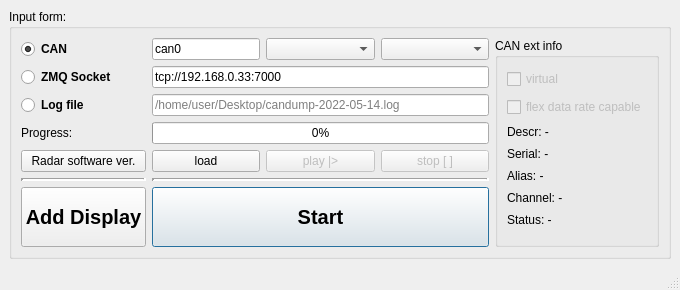
Old version of the form mainwindow.ui in the repository anatoltrush/RadarVisual.
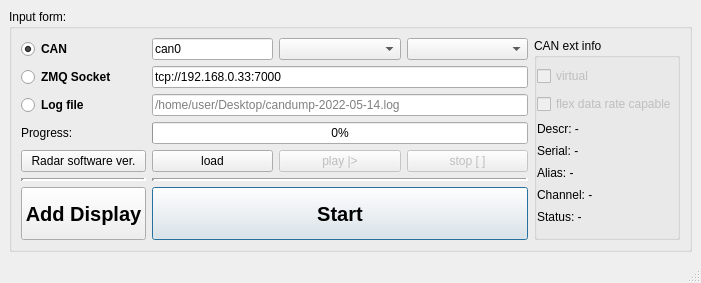
New version of the form. Icons and pictures are not drawn.

What changed in the file:
```diff
--- a/mainwindow.ui
+++ b/mainwindow.ui
@@ -9,8 +9,8 @@
    <rect>
     <x>0</x>
     <y>0</y>
-    <width>680</width>
-    <height>290</height>
+    <width>701</width>
+    <height>283</height>
    </rect>
   </property>
   <property name="sizePolicy">
@@ -21,8 +21,8 @@
   </property>
   <property name="maximumSize">
    <size>
-    <width>700</width>
-    <height>295</height>
+    <width>719</width>
+    <height>290</height>
    </size>
   </property>
   <property name="focusPolicy">
@@ -79,6 +79,7 @@
          <property name="font">
           <font>
            <pointsize>15</pointsize>
+           <weight>75</weight>
            <bold>true</bold>
           </font>
          </property>
@@ -207,6 +208,7 @@
          <property name="font">
           <font>
            <pointsize>15</pointsize>
+           <weight>75</weight>
            <bold>true</bold>
           </font>
          </property>
@@ -318,6 +320,21 @@
           <string>CAN ext info</string>
          </property>
          <layout class="QGridLayout" name="gridLayout">
+          <property name="leftMargin">
+           <number>0</number>
+          </property>
+          <property name="topMargin">
+           <number>0</number>
+          </property>
+          <property name="rightMargin">
+           <number>0</number>
+          </property>
+          <property name="bottomMargin">
+           <number>0</number>
+          </property>
+          <property name="spacing">
+           <number>0</number>
+          </property>
           <item row="1" column="0">
            <widget class="QCheckBox" name="isFlexibleDataRateCapable">
             <property name="enabled">
```
Left out of the diff: 3 changed lines with no effect on the pictures.
